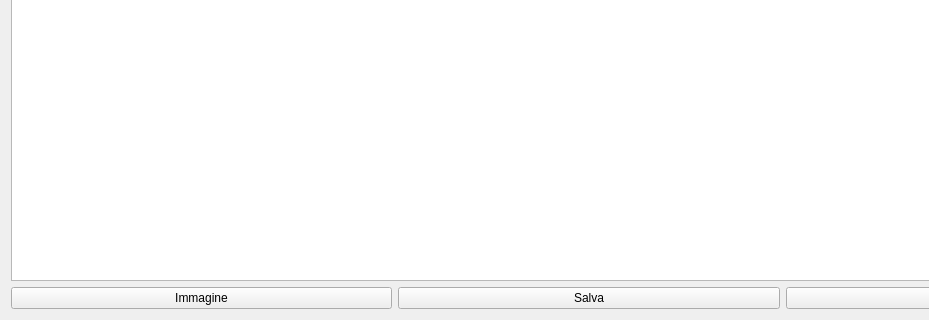
This is hnschede.ui in fblabs/hamlet-mod-sancon as Qt 5 draws it before an edit; both pictures show x 0 to 929 and y 353 to 673 of the 1178 by 673 pixel window. The edited form follows.
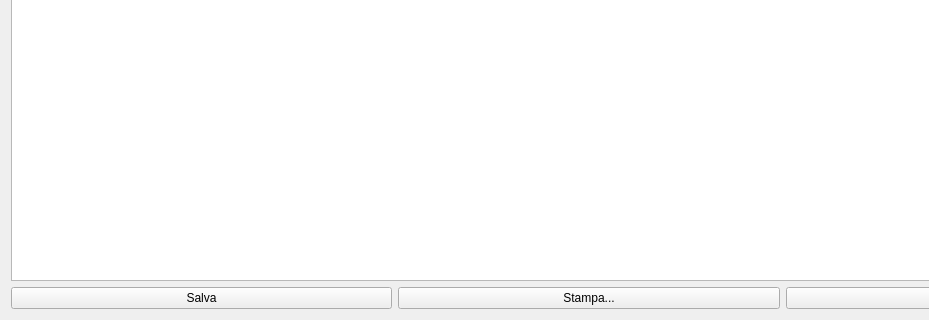
This is the edited form. Icons and pictures are not drawn.

Patch:
```diff
--- a/hnschede.ui
+++ b/hnschede.ui
@@ -99,9 +99,13 @@
    <item>
     <layout class="QHBoxLayout" name="horizontalLayout_2">
      <item>
-      <widget class="QPushButton" name="pushButton_2">
+      <widget class="QPushButton" name="pbsave">
        <property name="text">
-        <string>Immagine</string>
+        <string>Salva</string>
+       </property>
+       <property name="icon">
+        <iconset resource="icons.qrc">
+         <normaloff>:/Resources/save-icon.png</normaloff>:/Resources/save-icon.png</iconset>
        </property>
        <property name="iconSize">
         <size>
@@ -112,9 +116,9 @@
       </widget>
      </item>
      <item>
-      <widget class="QPushButton" name="pbsave">
+      <widget class="QPushButton" name="pushButton_2">
        <property name="text">
-        <string>Salva</string>
+        <string>Stampa...</string>
        </property>
        <property name="icon">
         <iconset resource="icons.qrc">
```
Left out of the diff: 2 changed lines with no effect on the pictures.
